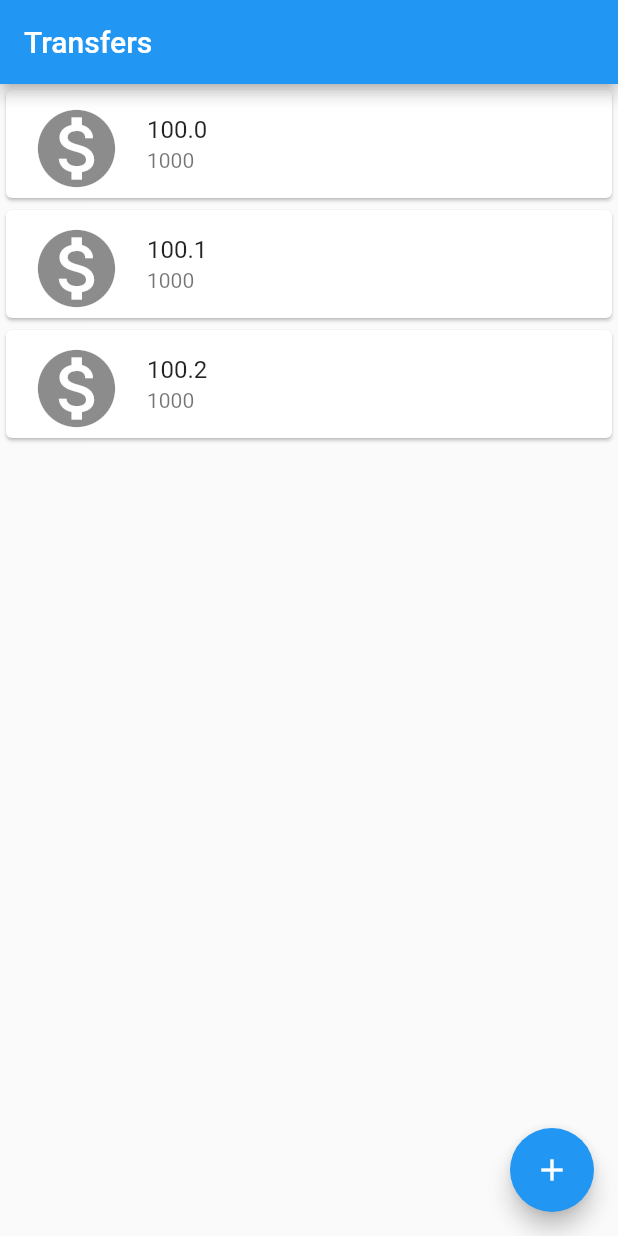
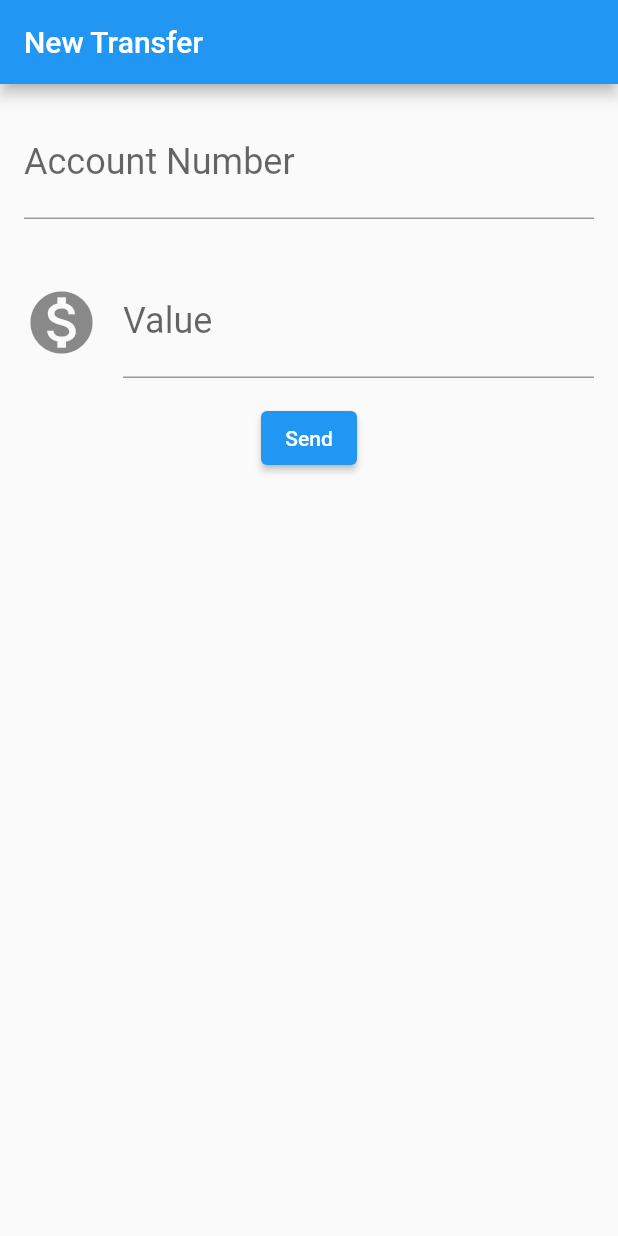
Before and after one commit to claick-oliveira/flutter-app-example, a Flutter app: the screen it shows after launch, on a phone screen of 412 x 824 dp. Run offline on Flutter 3.47's test engine with Material 2 defaults, Android fonts, the phone set to English and light mode, and no system bars.

Commit message:
Added New Transfer Form

```diff
--- a/lib/main.dart
+++ b/lib/main.dart
@@ -1,29 +1,83 @@
 import 'package:flutter/material.dart';
 
-void main() => runApp(MaterialApp(
+void main() => runApp(const BytebankApp());
+
+class BytebankApp extends StatelessWidget {
+  const BytebankApp({Key? key}) : super(key: key);
+  static const String _title = 'Bytebank';
+  @override
+  Widget build(BuildContext context) {
+    return MaterialApp(
+      title: _title,
       home: Scaffold(
-        body: TransfersList(),
-        appBar: AppBar(
-          title: const Text('Transfers'),
-        ),
-        floatingActionButton: FloatingActionButton(
-          onPressed: () {},
-          child: const Icon(Icons.add),
-        ),
+        body: NewTransferForm(),
       ),
       debugShowCheckedModeBanner: true,
-    ));
+    );
+  }
+}
+
+// ignore: use_key_in_widget_constructors
+class NewTransferForm extends StatelessWidget {
+  @override
+  Widget build(BuildContext context) {
+    return Scaffold(
+        appBar: AppBar(
+          title: const Text('New Transfer'),
+        ),
+        body: Column(
+          children: [
+            const Padding(
+              padding: EdgeInsets.all(16.0),
+              child: TextField(
+                decoration: InputDecoration(
+                    labelText: 'Account Number', hintText: '0000'),
+                style: TextStyle(fontSize: 24.0),
+                keyboardType: TextInputType.number,
+              ),
+            ),
+            const Padding(
+              padding: EdgeInsets.all(16.0),
+              child: TextField(
+                decoration: InputDecoration(
+                    icon: Icon(
+                      Icons.monetization_on,
+                      size: 50.0,
+                    ),
+                    labelText: 'Value',
+                    hintText: '0.00'),
+                style: TextStyle(fontSize: 24.0),
+                keyboardType: TextInputType.numberWithOptions(decimal: true),
+              ),
+            ),
+            ElevatedButton(
+              onPressed: () {},
+              child: const Text('Send'),
+            )
+          ],
+        ));
+  }
+}
 
 // ignore: use_key_in_widget_constructors
 class TransfersList extends StatelessWidget {
   @override
   Widget build(BuildContext context) {
-    return Column(
-      children: [
-        TransferItem(Transfer(100.0, 1000)),
-        TransferItem(Transfer(100.1, 1000)),
-        TransferItem(Transfer(100.2, 1000)),
-      ],
+    return Scaffold(
+      appBar: AppBar(
+        title: const Text('Transfers'),
+      ),
+      body: Column(
+        children: [
+          TransferItem(Transfer(100.0, 1000)),
+          TransferItem(Transfer(100.1, 1000)),
+          TransferItem(Transfer(100.2, 1000)),
+        ],
+      ),
+      floatingActionButton: FloatingActionButton(
+        onPressed: () {},
+        child: const Icon(Icons.add),
+      ),
     );
   }
 }
```
